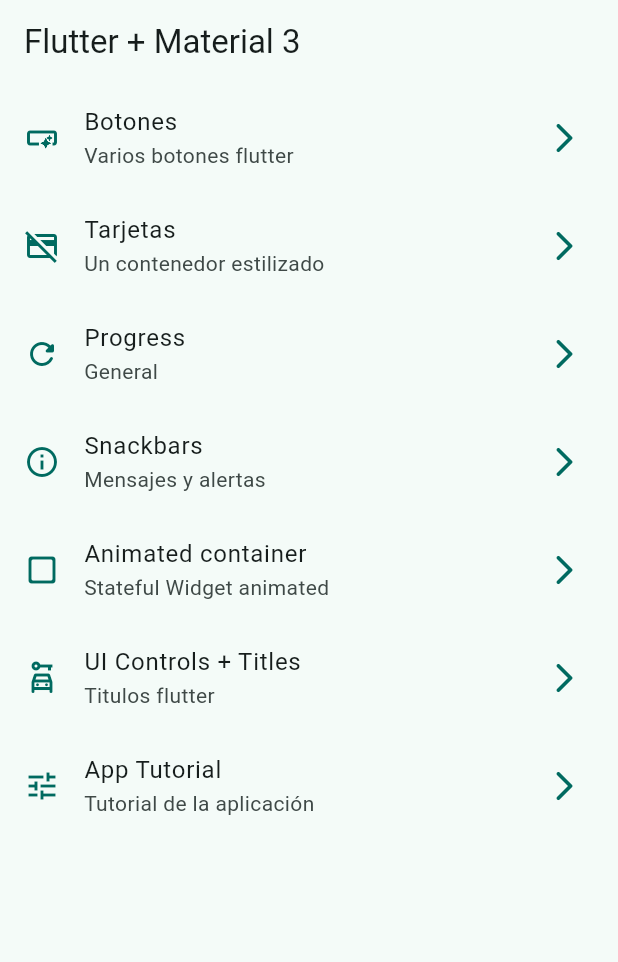
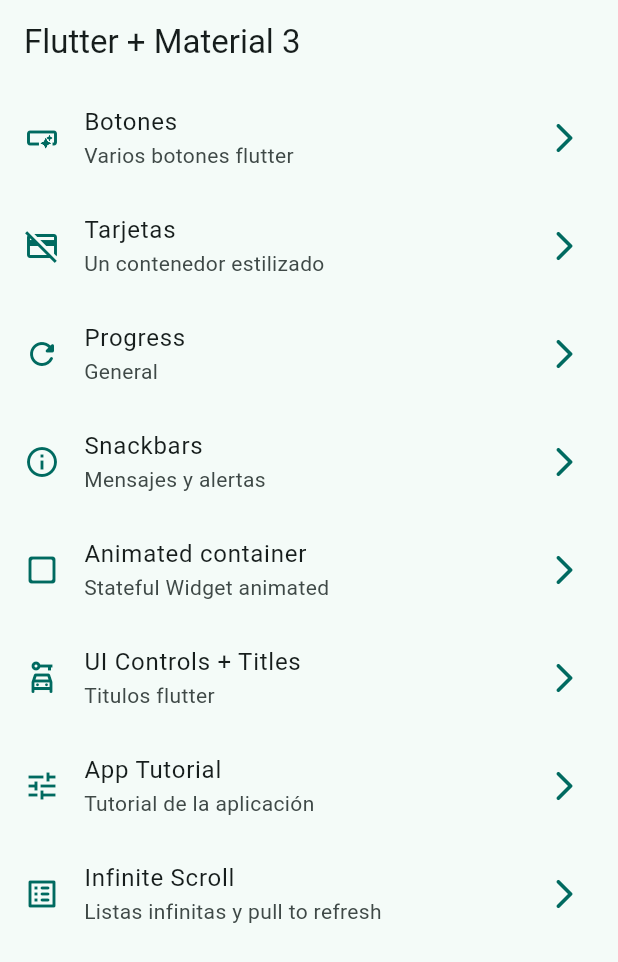
Before and after one commit to i-licona/widgets_app, a Flutter app: the screen it shows after launch, on a phone screen of 412 x 824 dp. Shown: the top 962 px of the screen. Run offline on Flutter 3.47's test engine with Material 2 defaults, Android fonts, the phone set to English and light mode, and no system bars; our stand-ins replace animate_do, go_router.

Commit message:
inicio de infinite scroll

```diff
--- a/lib/config/menu/menu_item.dart
+++ b/lib/config/menu/menu_item.dart
@@ -57,4 +57,11 @@ const appMenuItems = <MenuItem> [
     link: '/tutorial',
     icon: Icons.tune_outlined
   )
+  ,
+  MenuItem(
+    title: 'Infinite Scroll',
+    subTitle: 'Listas infinitas y pull to refresh',
+    link: '/infinite-scroll',
+    icon: Icons.list_alt_rounded
+  )
 ];
--- a/lib/config/router/app_router.dart
+++ b/lib/config/router/app_router.dart
@@ -44,6 +44,11 @@ final appRouter = GoRouter(
       name: AppTutorialScreen.name,
       path: '/tutorial',
       builder: (context, state) => const AppTutorialScreen()
+    ),
+    GoRoute(
+      name: InfiniteScrollScreen.name,
+      path: '/infinite-scroll',
+      builder: (context, state) => const InfiniteScrollScreen()
     )
   ]
 );
```
Also changed, not shown: lib/presentation/screens/infinite_scroll/infinite_scroll_screen.dart (+40 -2 lines).
